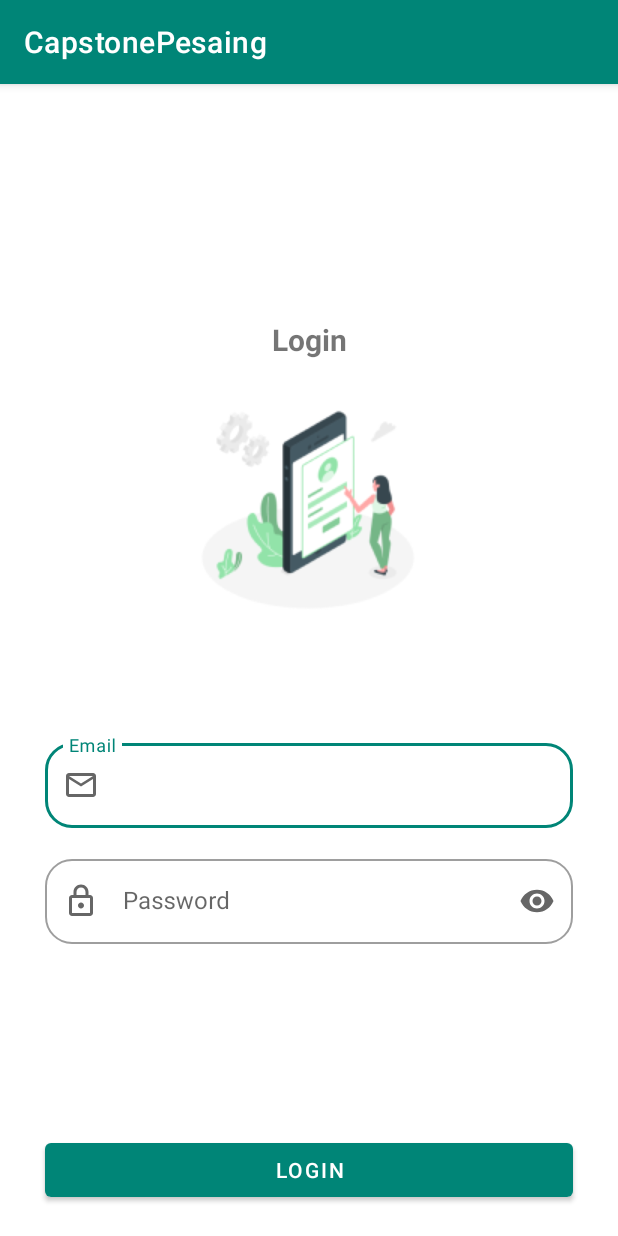
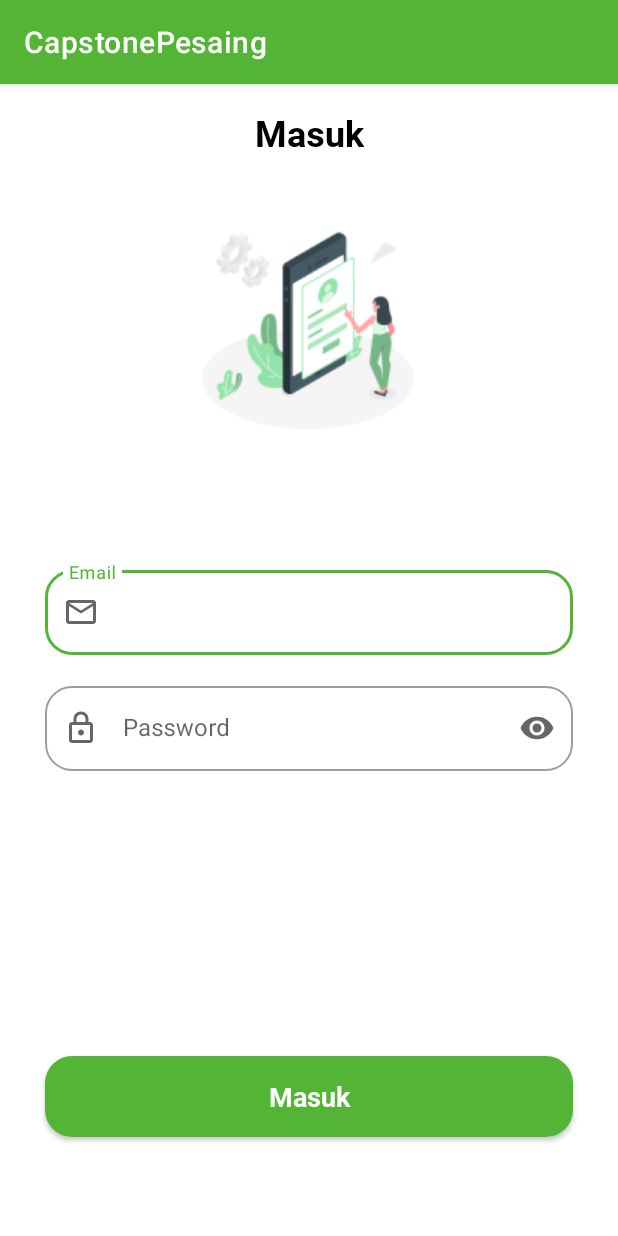
Before and after one commit to fajarromadhon559/capstone, an Android app: the LoginUser screen opened directly, with no data from a screen before it, on a phone screen of 412 x 824 dp. Run offline under Robolectric (Android 15) with nearby library versions, the phone set to English and light mode, and no system bars.

Commit message:
Revisi Design

```diff
--- a/app/src/main/res/layout/activity_login_user.xml
+++ b/app/src/main/res/layout/activity_login_user.xml
@@ -7,25 +7,29 @@
     tools:context=".LoginUser">
 
     <TextView
+        android:id="@+id/textView2"
         android:layout_width="wrap_content"
         android:layout_height="wrap_content"
+        android:layout_marginTop="16dp"
+        android:fontFamily="@font/roboto_bold"
         android:text="@string/login_ek1_string"
-        android:textSize="20sp"
+        android:textColor="@android:color/black"
+        android:textSize="24sp"
         android:textStyle="bold"
-        app:layout_constraintBottom_toTopOf="@id/imageView"
         app:layout_constraintEnd_toEndOf="parent"
-        app:layout_constraintStart_toStartOf="parent" />
+        app:layout_constraintStart_toStartOf="parent"
+        app:layout_constraintTop_toTopOf="parent" />
 
     <ImageView
         android:id="@+id/imageView"
         android:layout_width="wrap_content"
         android:layout_height="wrap_content"
+        android:layout_marginTop="16dp"
         android:src="@drawable/mobile_login_amico_1"
-        app:layout_constraintBottom_toBottomOf="@id/guideline_bottom_image"
         app:layout_constraintEnd_toEndOf="parent"
         app:layout_constraintHorizontal_bias="0.497"
         app:layout_constraintStart_toStartOf="parent"
-        app:layout_constraintVertical_bias="0.207" />
+        app:layout_constraintTop_toBottomOf="@+id/textView2" />
 
     <com.google.android.material.textfield.TextInputLayout
         android:id="@+id/email_textInputLayout"
@@ -72,12 +76,15 @@
     </com.google.android.material.textfield.TextInputLayout>
 
     <Button
+        style="@style/OutlinedRoundedBox"
         android:layout_width="0dp"
-        android:layout_height="wrap_content"
+        android:layout_height="66dp"
         android:layout_marginStart="30dp"
         android:layout_marginEnd="30dp"
-        android:layout_marginBottom="20dp"
+        android:layout_marginBottom="60dp"
+        android:fontFamily="@font/roboto_bold"
         android:text="@string/login_ek1_string"
+        android:textSize="18sp"
         app:layout_constraintBottom_toBottomOf="parent"
         app:layout_constraintEnd_toEndOf="parent"
         app:layout_constraintStart_toStartOf="parent" />
@@ -87,7 +94,7 @@
         android:layout_width="wrap_content"
         android:layout_height="wrap_content"
         android:orientation="horizontal"
-        app:layout_constraintGuide_percent="0.5" />
+        app:layout_constraintGuide_percent="0.35" />
 
 
 </androidx.constraintlayout.widget.ConstraintLayout>
--- a/app/src/main/res/values/colors.xml
+++ b/app/src/main/res/values/colors.xml
@@ -1,6 +1,6 @@
 <?xml version="1.0" encoding="utf-8"?>
 <resources>
-    <color name="colorPrimary">#008577</color>
+    <color name="colorPrimary">#54B435</color>
     <color name="colorPrimaryDark">#00574B</color>
     <color name="colorAccent">#D81B60</color>
     <color name="purple_200">#FFBB86FC</color>
@@ -13,5 +13,5 @@
 
     <color name="_bg__login_user_ek2_color">#FFFFFF</color>
     <color name="login_color">#000000</color>
-    <color name="rectangle_83_color">#54B435</color>
+    <color name="Button">#54B435</color>
 </resources>
--- a/app/src/main/res/values/strings.xml
+++ b/app/src/main/res/values/strings.xml
@@ -5,8 +5,8 @@
     <string name="login_string">Login</string>
     <string name="password_string">Password</string>
     <string name="email_string">Email</string>
-    <string name="login_ek1_string">Login</string>
-    <string name="title_activity_register">RegisterActivity</string>
+    <string name="login_ek1_string">Masuk</string>
+    <string name="title_activity_register">Daftar</string>
     <!-- Strings used for fragments for navigation -->
     <string name="first_fragment_label">First Fragment</string>
     <string name="second_fragment_label">Second Fragment</string>
@@ -17,4 +17,5 @@
     <string name="hello_second_fragment">Hello second fragment. Arg: %1$s</string>
     <string name="name_string">Name</string>
     <string name="phone_num_string">Phone Number</string>
+    <string name="txt_pre_login">Untuk Melanjutkan Daftar dulu yukk!</string>
 </resources>
```
Also changed, not shown: app/src/main/AndroidManifest.xml (+7 -0 lines), app/src/main/java/com/example/capstonepesaing/PreLogin.kt (added, +11 -0 lines), app/src/main/res/drawable/btn.xml (added, +28 -0 lines), app/src/main/res/layout/activity_pre_login.xml (added, +46 -0 lines), app/src/main/res/layout/activity_register.xml (+19 -2 lines), app/src/main/res/drawable-v24/prelogin.png (added), app/src/main/res/font/roboto_bold.ttf (added).
